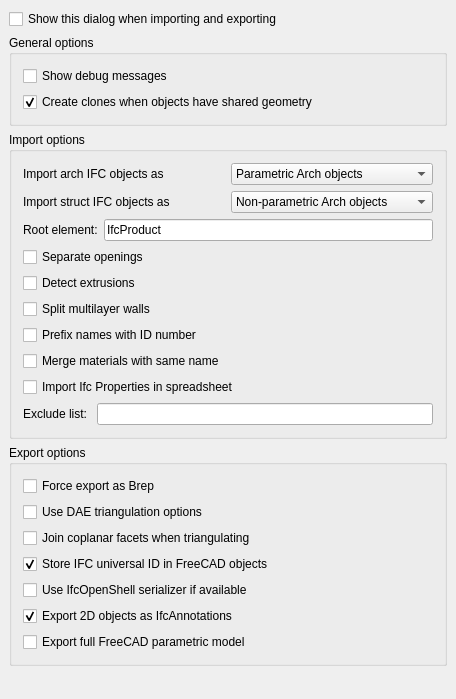
Qt form src/Mod/Arch/Resources/ui/preferences-ifc.ui (berndhahnebach/All_FreeCAD) before a commit.
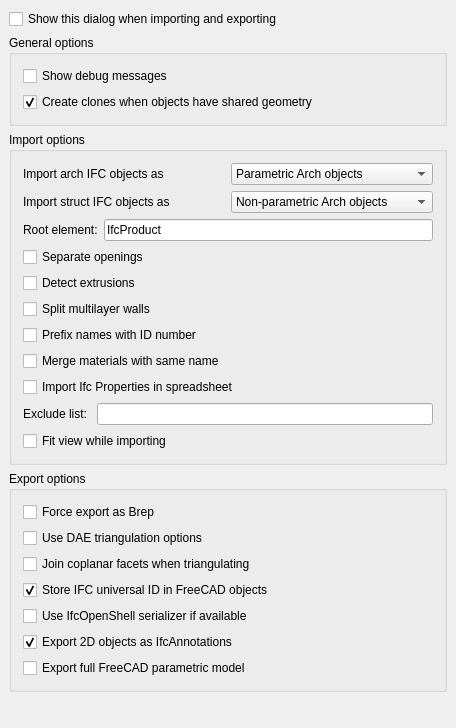
The same form after that commit. Custom widgets are drawn as their Qt base class.

Commit message: Arch: IFC import, add pref to view fit while importing

The edit to the form file:
```diff
--- a/src/Mod/Arch/Resources/ui/preferences-ifc.ui
+++ b/src/Mod/Arch/Resources/ui/preferences-ifc.ui
@@ -7,7 +7,7 @@
     <x>0</x>
     <y>0</y>
     <width>456</width>
-    <height>699</height>
+    <height>728</height>
    </rect>
   </property>
   <property name="windowTitle">
@@ -358,6 +358,26 @@
         </item>
        </layout>
       </item>
+      <item>
+       <layout class="QHBoxLayout" name="horizontalLayout_20">
+        <item>
+         <widget class="Gui::PrefCheckBox" name="checkBox_14">
+          <property name="toolTip">
+           <string>Fit view during import on the imported objects. This will slow down the import, but one can watch the import.</string>
+          </property>
+          <property name="text">
+           <string>Fit view while importing</string>
+          </property>
+          <property name="prefEntry" stdset="0">
+           <cstring>ifcFitViewOnImport</cstring>
+          </property>
+          <property name="prefPath" stdset="0">
+           <cstring>Mod/Arch</cstring>
+          </property>
+         </widget>
+        </item>
+       </layout>
+      </item>
      </layout>
     </widget>
    </item>
```
The commit also changes 1 other file.
